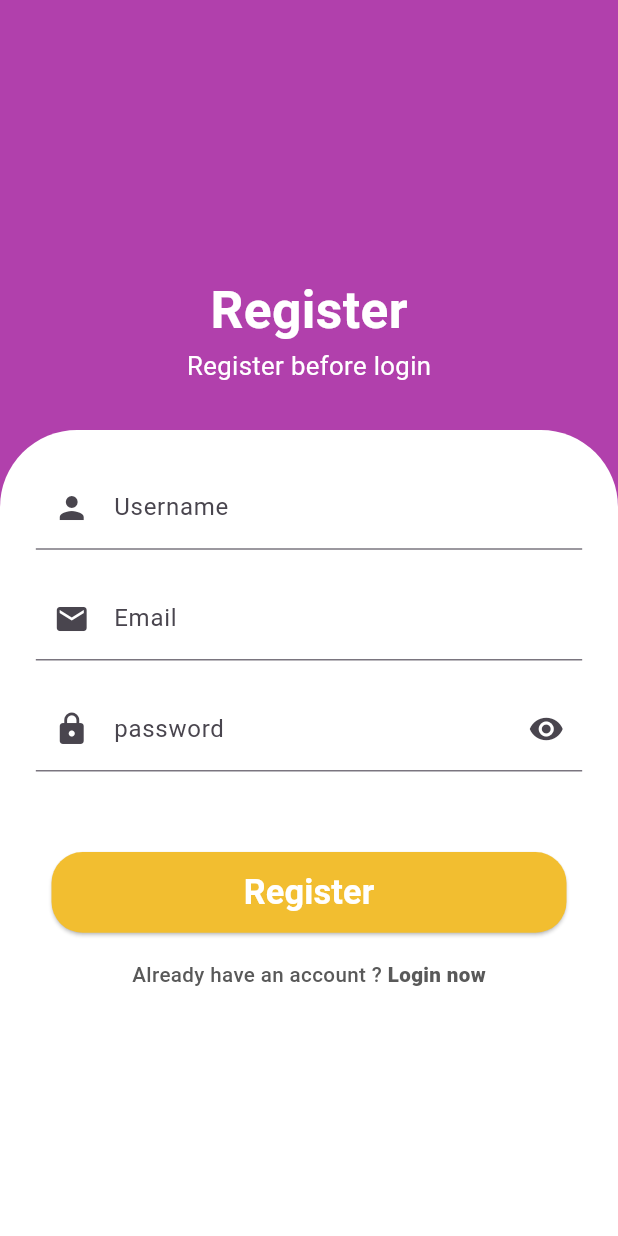
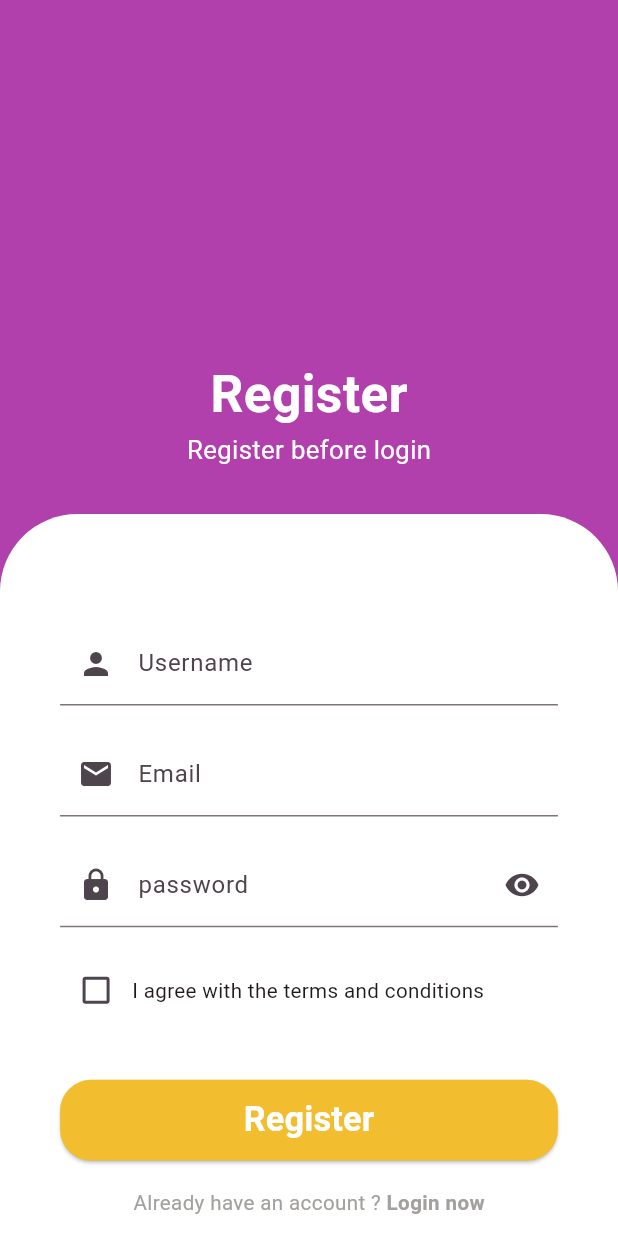
Before and after one commit to o0Pleiades0o/ledger_stacks, a Flutter app: the RegisterPage screen opened directly, on a phone screen of 412 x 824 dp. Run offline on Flutter 3.47's test engine with Material 3 defaults, Android fonts, the phone set to English and light mode, and no system bars; our stand-ins replace firebase_core, flutter_screenutil; accounts and stored records are empty.

Commit message:
fin Login and Register
fin Login and Register but without Firebase

```diff
--- a/ledger_stacks/lib/pages/register_page.dart
+++ b/ledger_stacks/lib/pages/register_page.dart
@@ -1,5 +1,6 @@
 import 'package:flutter/material.dart';
 import 'package:flutter_screenutil/flutter_screenutil.dart';
+import 'package:ledger_stacks/pages/login_page.dart';
 
 import '../constants/color.dart';
 import '../widgets/button.dart';
@@ -19,13 +20,18 @@ TextEditingController passwordController = TextEditingController();
 TextEditingController usernameController = TextEditingController();
 
 class _RegisterPageState extends State<RegisterPage> {
+  bool isCheck = false;
+
   @override
   Widget build(BuildContext context) {
     return Scaffold(
         backgroundColor: kViolet,
-        body: Column(
+        body: SingleChildScrollView(
+            child: Column(
           children: [
-            const Spacer(),
+            SizedBox(
+              height: 200.h,
+            ),
             //Header for Register
             Padding(
               padding: EdgeInsets.only(bottom: 25.h),
@@ -60,7 +66,7 @@ class _RegisterPageState extends State<RegisterPage> {
               ),
               //inside for Textfield
               child: Padding(
-                padding: EdgeInsets.all(20.h),
+                padding: EdgeInsets.symmetric(vertical: 60.h, horizontal: 35.w),
                 child: Column(
                   children: [
                     TextFieldGeneral(
@@ -78,6 +84,23 @@ class _RegisterPageState extends State<RegisterPage> {
                       labelText: "password",
                       icon: Icons.lock,
                     ),
+                    //end inside for Textfield
+                    Row(
+                      children: [
+                        Checkbox(
+                          value: isCheck,
+                          onChanged: (isChecked) {
+                            setState(() {
+                              isCheck = isChecked!;
+                            });
+                          },
+                        ),
+                        Text(
+                          "I agree with the terms and conditions",
+                          style: TextStyle(fontSize: 12.sp),
+                        ),
+                      ],
+                    ),
                     Padding(
                       padding: EdgeInsets.only(top: 30.h),
                       child:
@@ -85,26 +108,31 @@ class _RegisterPageState extends State<RegisterPage> {
                     ),
                     Padding(
                       padding: EdgeInsets.only(top: 15.h),
+                      child: GestureDetector(
+                        onTap: () => Navigator.pushReplacement(
+                            context,
+                            MaterialPageRoute(
+                                builder: (context) => const LoginPage())),
                         child: Text.rich(
                           TextSpan(
                             children: [
                               TextSpan(
                                 text: 'Already have an account ? ',
                                 style: TextStyle(
-                                color: Color(0xFF595959),
+                                  color: kDarkgray,
                                   fontSize: 12.sp,
-                                fontWeight: FontWeight.w500,
                                 ),
                               ),
                               TextSpan(
                                 text: 'Login now',
                                 style: TextStyle(
-                                color: Color(0xFF595959),
+                                  color: kDarkgray,
                                   fontSize: 12.sp,
-                                fontWeight: FontWeight.w900,
+                                  fontWeight: FontWeight.w700,
                                 ),
                               ),
                             ],
+                          ),
                         ),
                       ),
                     )
@@ -113,6 +141,6 @@ class _RegisterPageState extends State<RegisterPage> {
               ),
             ),
           ],
-        ));
+        )));
   }
 }
--- a/ledger_stacks/lib/widgets/textform.dart
+++ b/ledger_stacks/lib/widgets/textform.dart
@@ -4,6 +4,8 @@ import 'package:flutter_screenutil/flutter_screenutil.dart';
 class TextFieldGeneral extends StatelessWidget {
   final TextEditingController controller;
   final String labelText;
+  final String? Function(String?)? validator;
+  final void Function(String?)? onSaved;
   final IconData icon;
 
   const TextFieldGeneral({
@@ -11,6 +13,8 @@ class TextFieldGeneral extends StatelessWidget {
     required this.controller,
     required this.labelText,
     required this.icon,
+    this.validator,
+    this.onSaved,
   });
 
   @override
@@ -20,6 +24,8 @@ class TextFieldGeneral extends StatelessWidget {
       children: [
         TextFormField(
           controller: controller,
+          onSaved: onSaved,
+          validator: validator,
           decoration: InputDecoration(
             labelText: labelText,
             prefixIcon: Icon(icon),
@@ -34,6 +40,8 @@ class TextFieldGeneral extends StatelessWidget {
 class TextFieldPassword extends StatefulWidget {
   final TextEditingController controller;
   final String labelText;
+  final String? Function(String?)? validator;
+  final void Function(String?)? onSaved;
   final IconData icon;
 
   const TextFieldPassword({
@@ -41,6 +49,8 @@ class TextFieldPassword extends StatefulWidget {
     required this.controller,
     required this.labelText,
     required this.icon,
+    this.validator,
+    this.onSaved,
   });
 
   @override
@@ -63,6 +73,8 @@ class _TextFieldPasswordState extends State<TextFieldPassword> {
       children: [
         TextFormField(
           controller: widget.controller,
+          onSaved: widget.onSaved,
+          validator: widget.validator,
           decoration: InputDecoration(
             labelText: widget.labelText,
             prefixIcon: Icon(widget.icon),
```
Also changed, not shown: ledger_stacks/lib/main.dart (+4 -3 lines), ledger_stacks/lib/pages/login_page.dart (+46 -16 lines), ledger_stacks/lib/widgets/button.dart (+25 -0 lines). Lines whose indentation alone changed are shown as unchanged.
